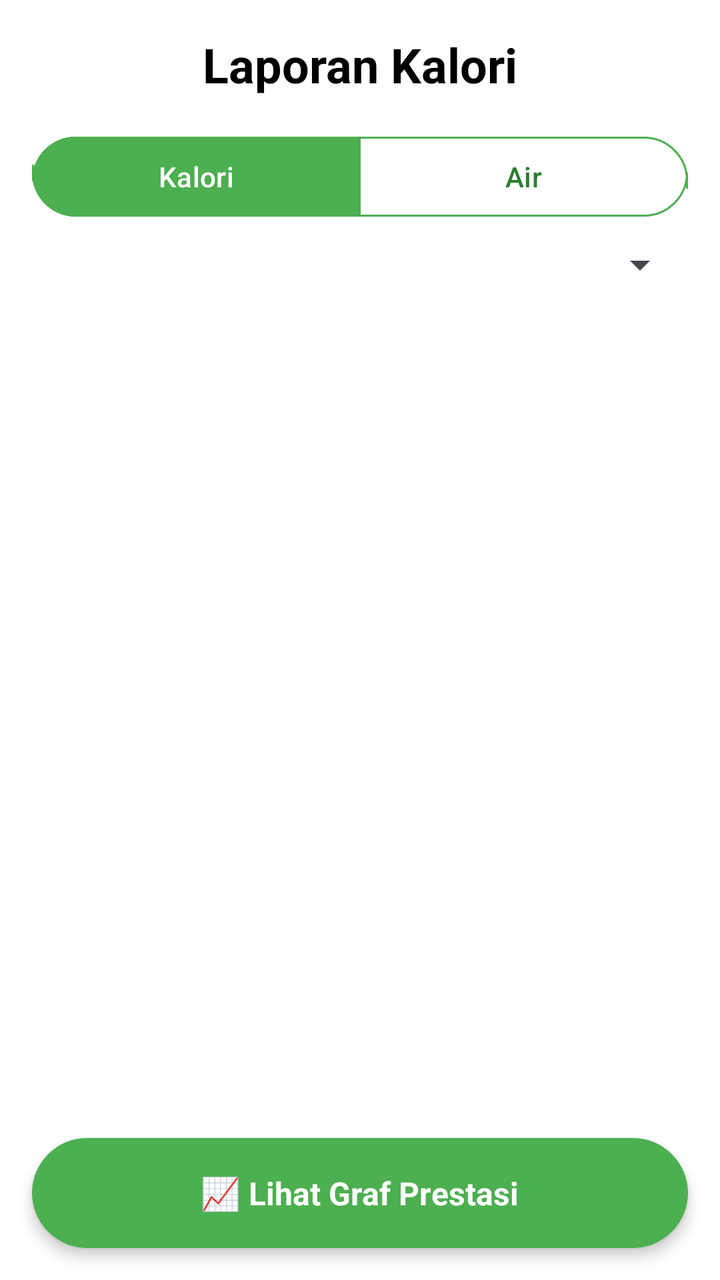
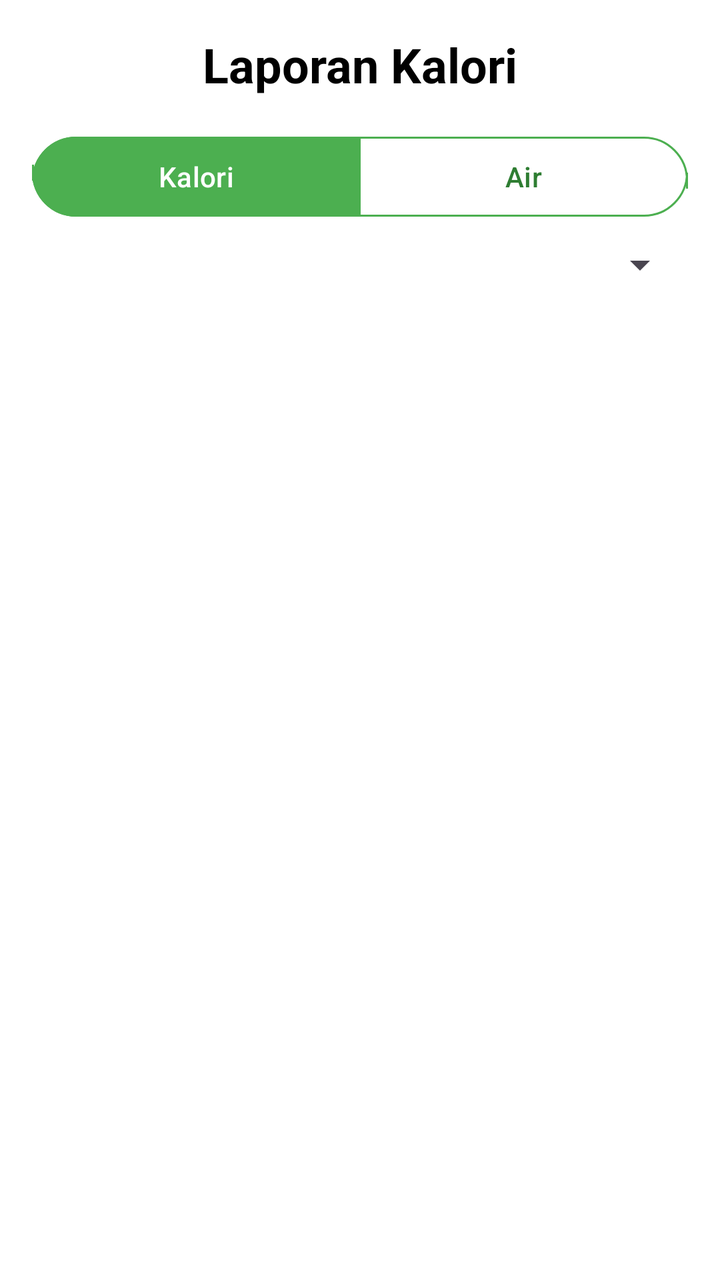

Screens rendered from an Android XML layout before and after an edit, with the pre-edit source and the edit as a unified diff.
<!-- AndroidManifest.xml: application theme Theme.Kalori -->
<!-- res/layout/fragment_report.xml -->
<?xml version="1.0" encoding="utf-8"?>
<androidx.constraintlayout.widget.ConstraintLayout
    xmlns:android="http://schemas.android.com/apk/res/android"
    xmlns:app="http://schemas.android.com/apk/res-auto"
    android:layout_width="match_parent"
    android:layout_height="match_parent"
    android:background="@android:color/white">

    <TextView
        android:id="@+id/txtReportTitle"
        android:layout_width="wrap_content"
        android:layout_height="wrap_content"
        android:text="Laporan Kalori"
        android:textSize="24sp"
        android:textStyle="bold"
        android:textColor="@android:color/black"
        android:layout_marginTop="16dp"
        app:layout_constraintTop_toTopOf="parent"
        app:layout_constraintStart_toStartOf="parent"
        app:layout_constraintEnd_toEndOf="parent"/>

    <LinearLayout
        android:id="@+id/reportControlsLayout"
        android:layout_width="0dp"
        android:layout_height="wrap_content"
        android:layout_marginTop="16dp"
        android:layout_marginStart="16dp"
        android:layout_marginEnd="16dp"
        android:orientation="vertical"
        app:layout_constraintTop_toBottomOf="@id/txtReportTitle"
        app:layout_constraintStart_toStartOf="parent"
        app:layout_constraintEnd_toEndOf="parent">

        
        <com.google.android.material.button.MaterialButtonToggleGroup
            android:id="@+id/groupReportType"
            android:layout_width="match_parent"
            android:layout_height="wrap_content"
            app:checkedButton="@id/buttonKalori"
            app:selectionRequired="true"
            app:singleSelection="true">

            <com.google.android.material.button.MaterialButton
                android:id="@+id/buttonKalori"
                android:layout_width="0dp"
                android:layout_height="wrap_content"
                android:layout_weight="1"
                android:checkable="true"
                android:text="Kalori"
                android:textAllCaps="false"
                android:textColor="@color/report_toggle_text"
                android:textSize="14sp"
                app:backgroundTint="@color/report_toggle_background"
                app:cornerRadius="22dp"
                app:strokeColor="#4CAF50"
                app:strokeWidth="1dp" />

            <com.google.android.material.button.MaterialButton
                android:id="@+id/buttonAir"
                android:layout_width="0dp"
                android:layout_height="wrap_content"
                android:layout_weight="1"
                android:checkable="true"
                android:text="Air"
                android:textAllCaps="false"
                android:textColor="@color/report_toggle_text"
                android:textSize="14sp"
                app:backgroundTint="@color/report_toggle_background"
                app:cornerRadius="22dp"
                app:strokeColor="#4CAF50"
                app:strokeWidth="1dp" />
        </com.google.android.material.button.MaterialButtonToggleGroup>

        
        <Spinner
            android:id="@+id/spinnerReportFilter"
            android:layout_width="match_parent"
            android:layout_height="wrap_content"
            android:layout_marginTop="8dp" />

    </LinearLayout>

    <androidx.recyclerview.widget.RecyclerView
        android:id="@+id/recyclerReport"
        android:layout_width="0dp"
        android:layout_height="0dp"
        android:layout_marginTop="16dp"
        android:layout_marginBottom="8dp"
        app:layout_constraintTop_toBottomOf="@id/reportControlsLayout"
        app:layout_constraintBottom_toTopOf="@id/btnGoToGraph"
        app:layout_constraintStart_toStartOf="parent"
        app:layout_constraintEnd_toEndOf="parent"/>

    <androidx.cardview.widget.CardView
        android:id="@+id/btnGoToGraph"
        android:layout_width="0dp"
        android:layout_height="55dp"
        android:layout_marginStart="16dp"
        android:layout_marginEnd="16dp"
        android:layout_marginBottom="16dp"
        app:cardCornerRadius="28dp"
        app:cardElevation="4dp"
        android:clickable="true"
        android:focusable="true"
        android:foreground="?android:attr/selectableItemBackground"
        app:layout_constraintBottom_toBottomOf="parent"
        app:layout_constraintStart_toStartOf="parent"
        app:layout_constraintEnd_toEndOf="parent">

        <LinearLayout
            android:layout_width="match_parent"
            android:layout_height="match_parent"
            android:background="#4CAF50"
            android:gravity="center"
            android:orientation="horizontal">

            <TextView
                android:layout_width="wrap_content"
                android:layout_height="wrap_content"
                android:text="📈 Lihat Graf Prestasi"
                android:textColor="#FFFFFF"
                android:textSize="16sp"
                android:textStyle="bold" />
        </LinearLayout>
    </androidx.cardview.widget.CardView>

</androidx.constraintlayout.widget.ConstraintLayout>
<!-- resources referenced by this layout -->
<resources>
  <style name="Theme.Kalori" parent="Base.Theme.Kalori" />
  <style name="Base.Theme.Kalori" parent="Theme.Material3.DayNight.NoActionBar">
      </style>
</resources>

<!-- the commit's change to res/layout/fragment_report.xml (unified diff, before → after) -->
@@ -87,41 +87,8 @@
         android:layout_marginTop="16dp"
         android:layout_marginBottom="8dp"
         app:layout_constraintTop_toBottomOf="@id/reportControlsLayout"
-        app:layout_constraintBottom_toTopOf="@id/btnGoToGraph"
+        app:layout_constraintBottom_toBottomOf="parent"
         app:layout_constraintStart_toStartOf="parent"
         app:layout_constraintEnd_toEndOf="parent"/>
 
-    <androidx.cardview.widget.CardView
-        android:id="@+id/btnGoToGraph"
-        android:layout_width="0dp"
-        android:layout_height="55dp"
-        android:layout_marginStart="16dp"
-        android:layout_marginEnd="16dp"
-        android:layout_marginBottom="16dp"
-        app:cardCornerRadius="28dp"
-        app:cardElevation="4dp"
-        android:clickable="true"
-        android:focusable="true"
-        android:foreground="?android:attr/selectableItemBackground"
-        app:layout_constraintBottom_toBottomOf="parent"
-        app:layout_constraintStart_toStartOf="parent"
-        app:layout_constraintEnd_toEndOf="parent">
-
-        <LinearLayout
-            android:layout_width="match_parent"
-            android:layout_height="match_parent"
-            android:background="#4CAF50"
-            android:gravity="center"
-            android:orientation="horizontal">
-
-            <TextView
-                android:layout_width="wrap_content"
-                android:layout_height="wrap_content"
-                android:text="📈 Lihat Graf Prestasi"
-                android:textColor="#FFFFFF"
-                android:textSize="16sp"
-                android:textStyle="bold" />
-        </LinearLayout>
-    </androidx.cardview.widget.CardView>
-
 </androidx.constraintlayout.widget.ConstraintLayout>
